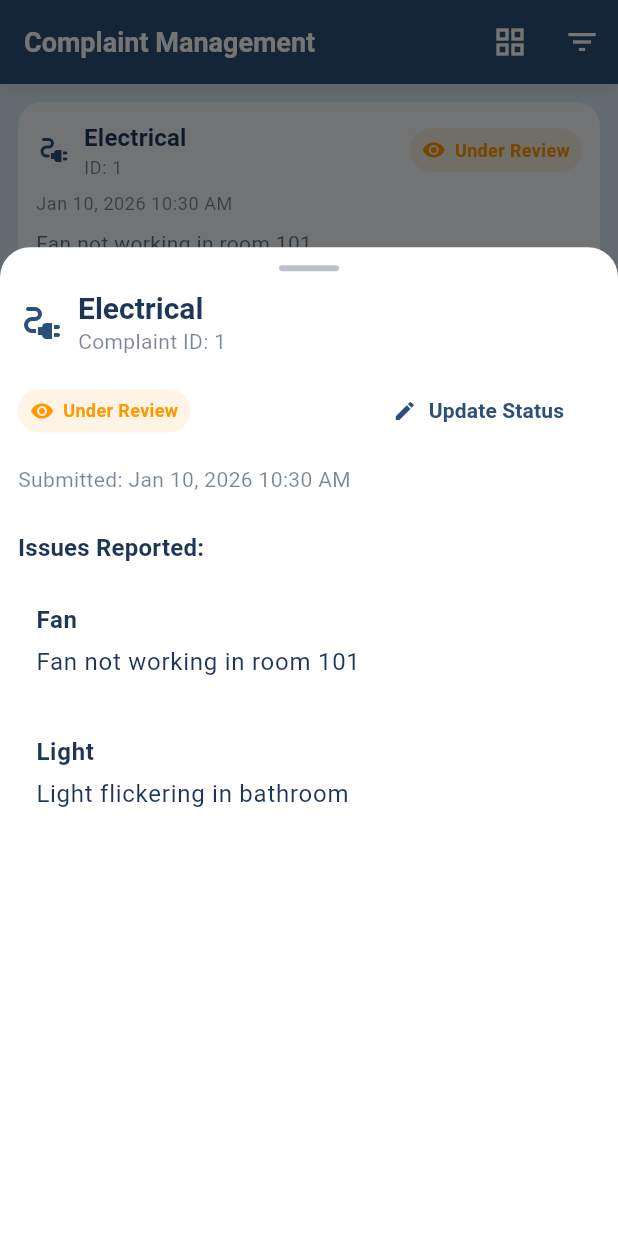
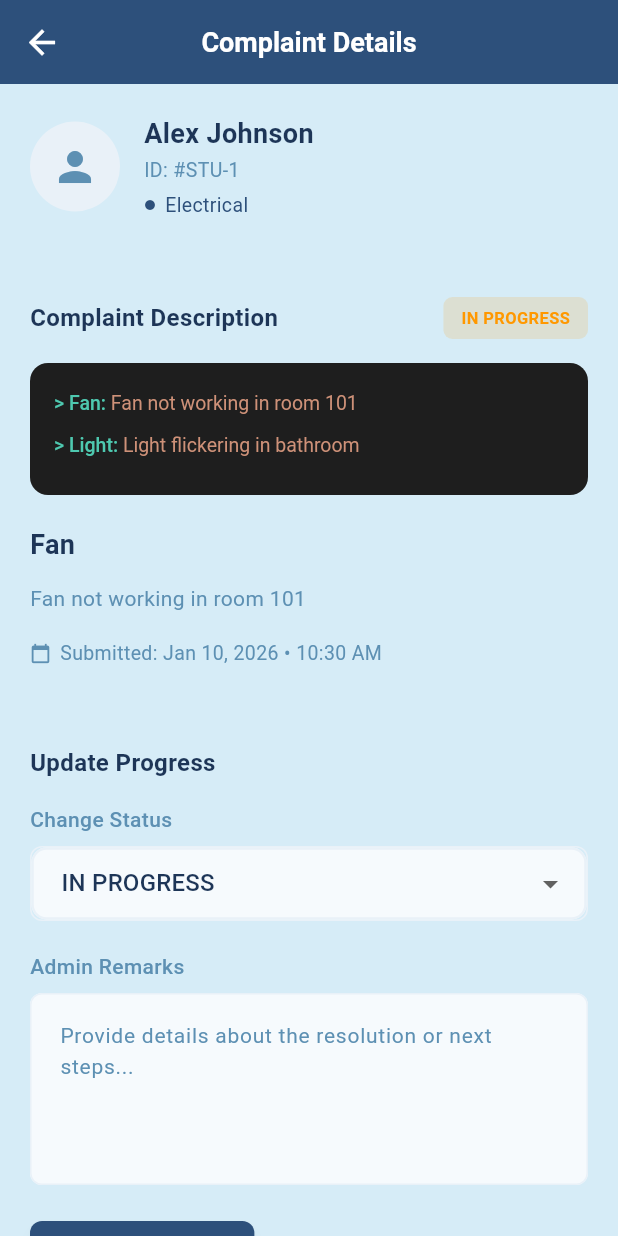
Before and after one commit to Krut369/hsh_app, a Flutter app: the ComplaintAdminScreen screen opened directly, after a tap on "Electrical", on a phone screen of 412 x 824 dp. Run offline on Flutter 3.47's test engine with Material 3 defaults, Android fonts, the phone set to English and light mode, and no system bars; our stand-ins replace flutter_markdown, flutter_riverpod, shared_preferences; missing offline and left inert: mobile_scanner; accounts and stored records are empty.

Commit message:
Redesign Complaint Module - Complain Details Screen

```diff
--- a/lib/models/complaint_model.dart
+++ b/lib/models/complaint_model.dart
@@ -64,6 +64,7 @@ class Complaint {
   final DateTime dateTime;
   final String complaintType;
   final Map<String, String> descriptions; // SubComplaint name → description
+  final String? imagePath; // Optional image attachment
   ComplaintStatus status;
 
   Complaint({
@@ -71,6 +72,7 @@ class Complaint {
     required this.dateTime,
     required this.complaintType,
     required this.descriptions,
+    this.imagePath,
     this.status = ComplaintStatus.pending,
   });
 }
--- a/lib/modules/complain/screens/complain_detail_screen.dart
+++ b/lib/modules/complain/screens/complain_detail_screen.dart
@@ -5,6 +5,7 @@ import 'package:intl/intl.dart';
 import '../../../core/utils/responsive_util.dart';
 import '../../../models/complaint_model.dart';
 import '../../../providers/complaint_provider.dart';
+import 'complaint_detail_view_screen.dart';
 
 class ComplaintAdminScreen extends ConsumerStatefulWidget {
   const ComplaintAdminScreen({super.key});
@@ -137,6 +138,7 @@ class _ComplaintAdminScreenState extends ConsumerState<ComplaintAdminScreen> {
           dateTime: c.dateTime,
           complaintType: c.complaintType,
           descriptions: c.descriptions,
+          imagePath: c.imagePath,
           status: newStatus,
         );
       }
@@ -461,149 +463,10 @@ class _ComplaintAdminScreenState extends ConsumerState<ComplaintAdminScreen> {
   }
 
   void _showComplaintDetails(Complaint complaint) {
-    final scheme = Theme.of(context).colorScheme;
-    final textTheme = Theme.of(context).textTheme;
-    final statusColor = _getStatusColor(context, complaint.status);
-
-    showModalBottomSheet(
-      context: context,
-      isScrollControlled: true,
-      shape: const RoundedRectangleBorder(
-        borderRadius: BorderRadius.vertical(top: Radius.circular(20)),
-      ),
-      builder: (context) => DraggableScrollableSheet(
-        initialChildSize: 0.8,
-        minChildSize: 0.5,
-        maxChildSize: 0.95,
-        expand: false,
-        builder: (context, scrollController) => SingleChildScrollView(
-          controller: scrollController,
-          padding: EdgeInsets.all(ResponsiveUtil.responsivePadding(context)),
-          child: Column(
-            crossAxisAlignment: CrossAxisAlignment.start,
-            children: [
-              Center(
-                child: Container(
-                  width: 40,
-                  height: 4,
-                  margin: EdgeInsets.only(
-                      bottom: ResponsiveUtil.verticalSpacing(context)),
-                  decoration: BoxDecoration(
-                    color: scheme.onSurface.withOpacity(0.3),
-                    borderRadius: BorderRadius.circular(2),
-                  ),
-                ),
-              ),
-              Row(
-                children: [
-                  Icon(
-                    _getComplaintTypeIcon(complaint.complaintType),
-                    color: scheme.primary,
-                    size: ResponsiveUtil.responsiveIconSize(context, 32),
-                  ),
-                  SizedBox(width: ResponsiveUtil.horizontalSpacing(context)),
-                  Expanded(
-                    child: Column(
-                      crossAxisAlignment: CrossAxisAlignment.start,
-                      children: [
-                        Text(
-                          complaint.complaintType,
-                          style: textTheme.titleLarge?.copyWith(
-                            fontWeight: FontWeight.bold,
-                            fontSize:
-                                ResponsiveUtil.responsiveFontSize(context, 20),
-                          ),
-                        ),
-                        Text(
-                          'Complaint ID: ${complaint.id}',
-                          style: textTheme.bodyMedium?.copyWith(
-                            color: scheme.onSurface.withOpacity(0.6),
-                            fontSize:
-                                ResponsiveUtil.responsiveFontSize(context, 14),
-                          ),
-                        ),
-                      ],
-                    ),
-                  ),
-                ],
-              ),
-              SizedBox(height: ResponsiveUtil.verticalSpacing(context)),
-              Row(
-                children: [
-                  _buildStatusChip(statusColor, complaint.status),
-                  const Spacer(),
-                  OutlinedButton.icon(
-                    icon: Icon(
-                      Icons.edit,
-                      size: ResponsiveUtil.responsiveIconSize(context, 16),
-                    ),
-                    label: Text(
-                      'Update Status',
-                      style: TextStyle(
-                        fontSize:
-                            ResponsiveUtil.responsiveFontSize(context, 14),
-                      ),
-                    ),
-                    onPressed: () {
-                      Navigator.pop(context);
-                      _showStatusUpdateDialog(context, complaint);
-                    },
-                  ),
-                ],
-              ),
-              SizedBox(height: ResponsiveUtil.verticalSpacing(context)),
-              Text(
-                'Submitted: ${DateFormat('MMM dd, yyyy hh:mm a').format(complaint.dateTime)}',
-                style: textTheme.bodyMedium?.copyWith(
-                  color: scheme.onSurface.withOpacity(0.6),
-                  fontSize: ResponsiveUtil.responsiveFontSize(context, 14),
-                ),
-              ),
-              SizedBox(height: ResponsiveUtil.verticalSpacing(context) * 2),
-              Text(
-                'Issues Reported:',
-                style: textTheme.titleMedium?.copyWith(
-                  fontWeight: FontWeight.bold,
-                  fontSize: ResponsiveUtil.responsiveFontSize(context, 16),
-                ),
-              ),
-              SizedBox(height: ResponsiveUtil.verticalSpacing(context)),
-              ...complaint.descriptions.entries.map((entry) => Padding(
-                    padding: EdgeInsets.only(
-                        bottom: ResponsiveUtil.verticalSpacing(context)),
-                    child: Container(
-                      padding: EdgeInsets.all(
-                          ResponsiveUtil.responsivePadding(context)),
-                      decoration: BoxDecoration(
-                        color: scheme.surfaceContainerHighest.withOpacity(0.3),
-                        borderRadius: BorderRadius.circular(8),
-                      ),
-                      child: Column(
-                        crossAxisAlignment: CrossAxisAlignment.start,
-                        children: [
-                          Text(
-                            entry.key,
-                            style: textTheme.bodyLarge?.copyWith(
-                              fontWeight: FontWeight.bold,
-                              fontSize: ResponsiveUtil.responsiveFontSize(
-                                  context, 16),
-                            ),
-                          ),
-                          SizedBox(height: 4),
-                          Text(
-                            entry.value,
-                            style: textTheme.bodyLarge?.copyWith(
-                              fontSize: ResponsiveUtil.responsiveFontSize(
-                                  context, 16),
-                            ),
-                          ),
-                        ],
-                      ),
-                    ),
-                  )),
-            ],
-          ),
-        ),
+    Navigator.push(
+      context,
+      MaterialPageRoute(
+        builder: (context) => ComplaintDetailViewScreen(complaint: complaint),
       ),
     );
   }
@@ -651,7 +514,8 @@ class _ComplaintAdminScreenState extends ConsumerState<ComplaintAdminScreen> {
         title: Text(
           'Complaint Management',
           style: TextStyle(
-            fontSize: ResponsiveUtil.responsiveFontSize(context, 18),
+            fontSize: ResponsiveUtil.responsiveFontSize(context, 20),
+            fontWeight: FontWeight.bold
           ),
         ),
         backgroundColor: scheme.primary,
--- a/lib/modules/complain/screens/complain_home_screen.dart
+++ b/lib/modules/complain/screens/complain_home_screen.dart
@@ -23,14 +23,14 @@ class _ComplainHomeScreenState extends ConsumerState<ComplainHomeScreen> {
     return Scaffold(
       backgroundColor: AppColors.background,
       appBar: AppBar(
-        backgroundColor: Colors.white,
+        backgroundColor: AppColors.primary,
         centerTitle: false,
         elevation: 0,
 
         title: const Text(
           'Complaint Manager',
           style: TextStyle(
-            color: Colors.black87,
+            color: Colors.white,
             fontSize: 20,
             fontWeight: FontWeight.bold,
           ),
@@ -39,7 +39,7 @@ class _ComplainHomeScreenState extends ConsumerState<ComplainHomeScreen> {
           Stack(
             children: [
               IconButton(
-                icon: const Icon(Icons.notifications_outlined, color: Colors.black87),
+                icon: const Icon(Icons.notifications_outlined, color: Colors.white),
                 onPressed: () {
                   // Handle notification tap
                 },
--- a/lib/modules/complain/screens/complain_main_shell.dart
+++ b/lib/modules/complain/screens/complain_main_shell.dart
@@ -19,13 +19,13 @@ class ComplainMainShell extends ConsumerWidget {
     final screens = const [
       ComplainHomeScreen(),
       ComplaintAdminScreen(),
-      ComplainFeedbackScreen()
+      // ComplainFeedbackScreen()
     ];
 
     final studentNavItems = [
       const BottomNavBarItemData(icon: Icons.home, label: AppText.home),
       const BottomNavBarItemData(icon: Icons.settings_input_component_sharp, label: AppText.leave),
-      const BottomNavBarItemData(icon: Icons.feedback_rounded, label: AppText.attendance),
+      // const BottomNavBarItemData(icon: Icons.feedback_rounded, label: AppText.attendance),
 
     ];
 
--- /dev/null
+++ b/lib/modules/complain/screens/complaint_detail_view_screen.dart
@@ -0,0 +1,444 @@
+import 'dart:io';
+
+import 'package:flutter/material.dart';
+import 'package:flutter_riverpod/flutter_riverpod.dart';
+import 'package:intl/intl.dart';
+
+import '../../../core/theme/app_colors.dart';
+import '../../../core/utils/responsive_util.dart';
+import '../../../models/complaint_model.dart';
+import '../../../providers/complaint_provider.dart';
+import '../../../widgets/custom_button.dart';
+
+class ComplaintDetailViewScreen extends ConsumerStatefulWidget {
+  final Complaint complaint;
+
+  const ComplaintDetailViewScreen({
+    super.key,
+    required this.complaint,
+  });
+
+  @override
+  ConsumerState<ComplaintDetailViewScreen> createState() =>
+      _ComplaintDetailViewScreenState();
+}
+
+class _ComplaintDetailViewScreenState
+    extends ConsumerState<ComplaintDetailViewScreen> {
+  ComplaintStatus? selectedStatus;
+  final TextEditingController remarksController = TextEditingController();
+
+  @override
+  void initState() {
+    super.initState();
+    selectedStatus = widget.complaint.status;
+  }
+
+  @override
+  void dispose() {
+    remarksController.dispose();
+    super.dispose();
+  }
+
+  Color _getStatusColor(ComplaintStatus status) {
+    switch (status) {
+      case ComplaintStatus.underReview:
+        return Colors.orange;
+      case ComplaintStatus.pending:
+        return const Color(0xFFFFA726);
+      case ComplaintStatus.awaitingFeedback:
+        return Colors.blue;
+      case ComplaintStatus.resolved:
+        return Colors.green;
+    }
+  }
+
+  String _getStatusLabel(ComplaintStatus status) {
+    switch (status) {
+      case ComplaintStatus.underReview:
+        return 'IN PROGRESS';
+      case ComplaintStatus.pending:
+        return 'PENDING';
+      case ComplaintStatus.awaitingFeedback:
+        return 'AWAITING FEEDBACK';
+      case ComplaintStatus.resolved:
+        return 'RESOLVED';
+    }
+  }
+
+  void _updateComplaintStatus() {
+    if (selectedStatus == null) return;
+
+    final complaints = ref.read(complaintsProvider);
+    final updatedComplaints = complaints.map((c) {
+      if (c.id == widget.complaint.id) {
+        return Complaint(
+          id: c.id,
+          dateTime: c.dateTime,
+          complaintType: c.complaintType,
+          descriptions: c.descriptions,
+          imagePath: c.imagePath,
+          status: selectedStatus!,
+        );
+      }
+      return c;
+    }).toList();
+
+    ref.read(complaintsProvider.notifier).state = updatedComplaints;
+
+    ScaffoldMessenger.of(context).showSnackBar(
+      SnackBar(
+        content: Text('Complaint status updated to ${selectedStatus!.label}'),
+        backgroundColor: Colors.green,
+      ),
+    );
+
+    Navigator.pop(context);
+  }
+
+  Widget _buildCodeStyleDisplay() {
+    return Container(
+      width: double.infinity,
+      padding: const EdgeInsets.all(16),
+      decoration: BoxDecoration(
+        color: const Color(0xFF1E1E1E),
+        borderRadius: BorderRadius.circular(12),
+      ),
+      child: Column(
+        crossAxisAlignment: CrossAxisAlignment.start,
+        children: widget.complaint.descriptions.entries
+            .map((entry) => Padding(
+                  padding: const EdgeInsets.only(bottom: 8),
+                  child: RichText(
+                    text: TextSpan(
+                      style: const TextStyle(
+                        fontSize: 13,
+                        fontFamily: 'monospace',
+                        height: 1.5,
+                      ),
+                      children: [
+                        TextSpan(
+                          text: '> ${entry.key}: ',
+                          style: const TextStyle(
+                            color: Color(0xFF4EC9B0),
+                            fontWeight: FontWeight.w500,
+                          ),
+                        ),
+                        TextSpan(
+                          text: entry.value,
+                          style: const TextStyle(
+                            color: Color(0xFFCE9178),
+                          ),
+                        ),
+                      ],
+                    ),
+                  ),
+                ))
+            .toList(),
+      ),
+    );
+  }
+
+  @override
+  Widget build(BuildContext context) {
+    final statusColor = _getStatusColor(widget.complaint.status);
+
+    return Scaffold(
+      backgroundColor: AppColors.background,
+      appBar: AppBar(
+        backgroundColor: AppColors.primary,
+        elevation: 0,
+        leading: IconButton(
+          icon: const Icon(Icons.arrow_back, color: Colors.white),
+          onPressed: () => Navigator.pop(context),
+        ),
+        title: const Text(
+          'Complaint Details',
+          style: TextStyle(
+            color: Colors.white,
+            fontSize: 18,
+            fontWeight: FontWeight.w600,
+          ),
+        ),
+        centerTitle: true,
+      ),
+      body: SingleChildScrollView(
+        child: Column(
+          crossAxisAlignment: CrossAxisAlignment.start,
+          children: [
+            // User Info Section
+            Container(
+              width: double.infinity,
+              color: AppColors.background,
+              padding: const EdgeInsets.all(20),
+              child: Row(
+                children: [
+                  // Avatar
+                  Container(
+                    width: 60,
+                    height: 60,
+                    decoration: BoxDecoration(
+                      color: AppColors.border,
+                      shape: BoxShape.circle,
+                    ),
+                    child: Icon(
+                      Icons.person,
+                      size: 32,
+                      color: AppColors.textSecondary,
+                    ),
+                  ),
+                  const SizedBox(width: 16),
+                  // User Info
+                  Expanded(
+                    child: Column(
+                      crossAxisAlignment: CrossAxisAlignment.start,
+                      children: [
+                        const Text(
+                          'Alex Johnson',
+                          style: TextStyle(
+                            fontSize: 18,
+                            fontWeight: FontWeight.bold,
+                            color: AppColors.textPrimary,
+                          ),
+                        ),
+                        const SizedBox(height: 2),
+                        Text(
+                          'ID: #STU-${widget.complaint.id}',
+                          style: TextStyle(
+                            fontSize: 13,
+                            color: AppColors.textSecondary,
+                          ),
+                        ),
+                        const SizedBox(height: 4),
+                        Row(
+                          children: [
+                            Icon(
+                              Icons.circle,
+                              size: 8,
+                              color: AppColors.primary,
+                            ),
+                            const SizedBox(width: 6),
+                            Text(
+                              widget.complaint.complaintType,
+                              style: TextStyle(
+                                fontSize: 13,
+                                color: AppColors.primary,
+                              ),
+                            ),
+                          ],
+                        ),
+                      ],
+                    ),
+                  ),
+                ],
+              ),
+            ),
+            const SizedBox(height: 12),
+            // Complaint Description Section
+            Container(
+              width: double.infinity,
+              color: AppColors.background,
+              padding: const EdgeInsets.all(20),
+              child: Column(
+                crossAxisAlignment: CrossAxisAlignment.start,
+                children: [
+                  Row(
+                    mainAxisAlignment: MainAxisAlignment.spaceBetween,
+                    children: [
+                      const Text(
+                        'Complaint Description',
+                        style: TextStyle(
+                          fontSize: 16,
+                          fontWeight: FontWeight.bold,
+                          color: AppColors.textPrimary,
+                        ),
+                      ),
+                      Container(
+                        padding: const EdgeInsets.symmetric(
+                          horizontal: 12,
+                          vertical: 6,
+                        ),
+                        decoration: BoxDecoration(
+                          color: statusColor.withOpacity(0.15),
+                          borderRadius: BorderRadius.circular(6),
+                        ),
+                        child: Text(
+                          _getStatusLabel(widget.complaint.status),
+                          style: TextStyle(
+                            fontSize: 11,
+                            fontWeight: FontWeight.bold,
+                            color: statusColor,
+                          ),
+                        ),
+                      ),
+                    ],
+                  ),
+                  const SizedBox(height: 16),
+                  // Image or Code-like display box
+                  widget.complaint.imagePath != null
+                      ? ClipRRect(
+                          borderRadius: BorderRadius.circular(12),
+                          child: Image.file(
+                            File(widget.complaint.imagePath!),
+                            width: double.infinity,
+                            fit: BoxFit.cover,
+                            errorBuilder: (context, error, stackTrace) {
+                              // Fallback to code-style display if image fails to load
+                              return _buildCodeStyleDisplay();
+                            },
+                          ),
+                        )
+                      : _buildCodeStyleDisplay(),
+                  const SizedBox(height: 20),
+                  // Issue Title
+                  Text(
+                    widget.complaint.descriptions.entries.first.key,
+                    style: TextStyle(
+                      fontSize: 18,
+                      fontWeight: FontWeight.bold,
+                      color: AppColors.textPrimary,
+                    ),
+                  ),
+                  const SizedBox(height: 12),
+                  // Issue Description
+                  Text(
+                    widget.complaint.descriptions.entries.first.value,
+                    style: TextStyle(
+                      fontSize: 14,
+                      color: AppColors.textSecondary,
+                      height: 1.6,
+                    ),
+                  ),
+                  const SizedBox(height: 16),
+                  // Submitted Date
+                  Row(
+                    children: [
+                      Icon(
+                        Icons.calendar_today,
+                        size: 14,
+                        color: AppColors.textSecondary,
+                      ),
+                      const SizedBox(width: 6),
+                      Text(
+                        'Submitted: ${DateFormat('MMM dd, yyyy • hh:mm a').format(widget.complaint.dateTime)}',
+                        style: TextStyle(
+                          fontSize: 13,
+                          color: AppColors.textSecondary,
+                        ),
+                      ),
+                    ],
+                  ),
+                ],
+              ),
+            ),
+            const SizedBox(height: 12),
+            // Update Progress Section
+            Container(
+              width: double.infinity,
+              color: AppColors.background,
+              padding: const EdgeInsets.all(20),
+              child: Column(
+                crossAxisAlignment: CrossAxisAlignment.start,
+                children: [
+                  const Text(
+                    'Update Progress',
+                    style: TextStyle(
+                      fontSize: 16,
+                      fontWeight: FontWeight.bold,
+                      color: AppColors.textPrimary,
+                    ),
+                  ),
+                  const SizedBox(height: 16),
+                  // Change Status Label
+                  Text(
+                    'Change Status',
+                    style: TextStyle(
+                      fontSize: 14,
+                      color: AppColors.textSecondary,
+                      fontWeight: FontWeight.w500,
+                    ),
+                  ),
+                  const SizedBox(height: 8),
+                  // Status Dropdown
+                  Container(
+                    decoration: BoxDecoration(
+                      border: Border.all(color: AppColors.border),
+                      borderRadius: BorderRadius.circular(8),
+                    ),
+                    child: DropdownButtonFormField<ComplaintStatus>(
+                      value: selectedStatus,
+                      decoration: const InputDecoration(
+                        border: InputBorder.none,
+                        contentPadding: EdgeInsets.symmetric(
+                          horizontal: 16,
+                          vertical: 12,
+                        ),
+                      ),
+                      items: ComplaintStatus.values.map((status) {
+                        return DropdownMenuItem(
+                          value: status,
+                          child: Text(_getStatusLabel(status)),
+                        );
+                      }).toList(),
+                      onChanged: (value) {
+                        setState(() {
+                          selectedStatus = value;
+                        });
+                      },
+                    ),
+                  ),
+                  const SizedBox(height: 20),
+                  // Admin Remarks Label
+                  Text(
+                    'Admin Remarks',
+                    style: TextStyle(
+                      fontSize: 14,
+                      color: AppColors.textSecondary,
+                      fontWeight: FontWeight.w500,
+                    ),
+                  ),
+                  const SizedBox(height: 8),
+                  // Remarks TextField
+                  TextField(
+                    controller: remarksController,
+                    maxLines: 4,
+                    decoration: InputDecoration(
+                      hintText:
+                          'Provide details about the resolution or next steps...',
+                      hintStyle: TextStyle(
+                        color: AppColors.textSecondary,
+                        fontSize: 14,
+                      ),
+                      border: OutlineInputBorder(
+                        borderRadius: BorderRadius.circular(8),
+                        borderSide: BorderSide(color: AppColors.border),
+                      ),
+                      enabledBorder: OutlineInputBorder(
+                        borderRadius: BorderRadius.circular(8),
+                        borderSide: BorderSide(color: AppColors.border),
+                      ),
+                      focusedBorder: OutlineInputBorder(
+                        borderRadius: BorderRadius.circular(8),
+                        borderSide: BorderSide(color: AppColors.primary),
+                      ),
+                      contentPadding: const EdgeInsets.all(16),
+                    ),
+                  ),
+                  const SizedBox(height: 24),
+                  // Update Status Button
+                  CustomButton(
+                    text: 'Update Status',
+                    onPressed: _updateComplaintStatus,
+                    backgroundColor: AppColors.primary,
+                    borderRadius: 8,
+                  ),
+                ],
+              ),
+            ),
+            const SizedBox(height: 20),
+          ],
+        ),
+      ),
+    );
+  }
+}
```
